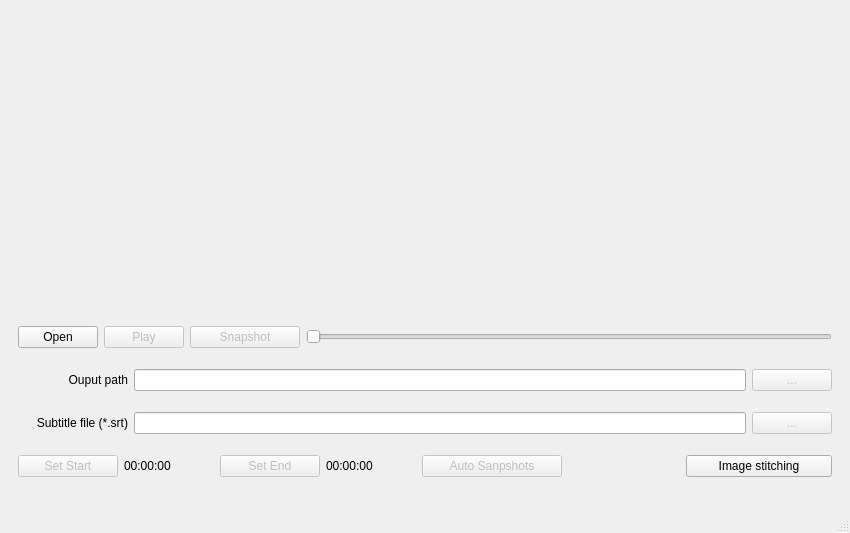
Qt form src/windows/video_player_window.ui (shootsoft/PlutoVideoSnapshoter) before a commit.
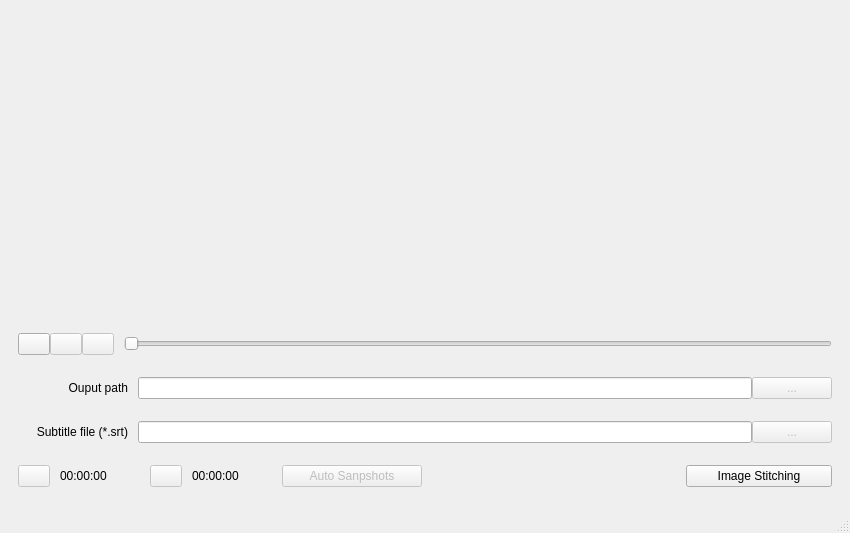
The same form after that commit.

```diff
--- a/src/windows/video_player_window.ui
+++ b/src/windows/video_player_window.ui
@@ -15,6 +15,15 @@
   </property>
   <widget class="QWidget" name="centralwidget">
    <layout class="QVBoxLayout" name="verticalLayout_2">
+    <property name="spacing">
+     <number>0</number>
+    </property>
+    <property name="topMargin">
+     <number>0</number>
+    </property>
+    <property name="bottomMargin">
+     <number>0</number>
+    </property>
     <item>
      <widget class="QWidget" name="videoBackgroundWidget" native="true">
       <property name="minimumSize">
@@ -40,18 +49,36 @@
        </size>
       </property>
       <layout class="QVBoxLayout" name="verticalLayout">
+       <property name="spacing">
+        <number>0</number>
+       </property>
+       <property name="topMargin">
+        <number>0</number>
+       </property>
+       <property name="bottomMargin">
+        <number>0</number>
+       </property>
        <item>
         <layout class="QHBoxLayout" name="horizontalLayout">
+         <property name="spacing">
+          <number>0</number>
+         </property>
          <item>
           <widget class="QPushButton" name="openButton">
            <property name="minimumSize">
             <size>
-             <width>80</width>
+             <width>32</width>
              <height>0</height>
             </size>
            </property>
+           <property name="maximumSize">
+            <size>
+             <width>32</width>
+             <height>16777215</height>
+            </size>
+           </property>
            <property name="text">
-            <string>Open</string>
+            <string extracomment="Open"/>
            </property>
           </widget>
          </item>
@@ -62,18 +89,18 @@
            </property>
            <property name="minimumSize">
             <size>
-             <width>80</width>
+             <width>32</width>
              <height>0</height>
             </size>
            </property>
            <property name="maximumSize">
             <size>
-             <width>100</width>
+             <width>32</width>
              <height>16777215</height>
             </size>
            </property>
            <property name="text">
-            <string>Play</string>
+            <string extracomment="Play"/>
            </property>
           </widget>
          </item>
@@ -84,15 +111,37 @@
            </property>
            <property name="minimumSize">
             <size>
-             <width>110</width>
+             <width>32</width>
              <height>0</height>
             </size>
            </property>
+           <property name="maximumSize">
+            <size>
+             <width>32</width>
+             <height>16777215</height>
+            </size>
+           </property>
            <property name="text">
-            <string>Snapshot</string>
+            <string extracomment="Snapshot"/>
            </property>
           </widget>
          </item>
+         <item>
+          <spacer name="horizontalSpacer_2">
+           <property name="orientation">
+            <enum>Qt::Horizontal</enum>
+           </property>
+           <property name="sizeType">
+            <enum>QSizePolicy::Fixed</enum>
+           </property>
+           <property name="sizeHint" stdset="0">
+            <size>
+             <width>10</width>
+             <height>20</height>
+            </size>
+           </property>
+          </spacer>
+         </item>
          <item>
           <widget class="QSlider" name="mediaPositionSlider">
            <property name="orientation">
@@ -104,6 +153,9 @@
        </item>
        <item>
         <layout class="QHBoxLayout" name="horizontalLayout_2">
+         <property name="spacing">
+          <number>0</number>
+         </property>
          <item>
           <widget class="QLabel" name="label_3">
            <property name="minimumSize">
@@ -120,6 +172,22 @@
            </property>
           </widget>
          </item>
+         <item>
+          <spacer name="horizontalSpacer_3">
+           <property name="orientation">
+            <enum>Qt::Horizontal</enum>
+           </property>
+           <property name="sizeType">
+            <enum>QSizePolicy::Fixed</enum>
+           </property>
+           <property name="sizeHint" stdset="0">
+            <size>
+             <width>10</width>
+             <height>20</height>
+            </size>
+           </property>
+          </spacer>
+         </item>
          <item>
           <widget class="QLineEdit" name="outputLineEdit">
            <property name="enabled">
@@ -144,6 +212,9 @@
        </item>
        <item>
         <layout class="QHBoxLayout" name="horizontalLayout_3">
+         <property name="spacing">
+          <number>0</number>
+         </property>
          <item>
           <widget class="QLabel" name="label_4">
            <property name="minimumSize">
@@ -160,6 +231,22 @@
            </property>
           </widget>
          </item>
+         <item>
+          <spacer name="horizontalSpacer_4">
+           <property name="orientation">
+            <enum>Qt::Horizontal</enum>
+           </property>
+           <property name="sizeType">
+            <enum>QSizePolicy::Fixed</enum>
+           </property>
+           <property name="sizeHint" stdset="0">
+            <size>
+             <width>10</width>
+             <height>20</height>
+            </size>
+           </property>
+          </spacer>
+         </item>
          <item>
           <widget class="QLineEdit" name="subtitleLineEdit">
            <property name="enabled">
@@ -184,6 +271,9 @@
        </item>
        <item>
         <layout class="QHBoxLayout" name="horizontalLayout_4">
+         <property name="spacing">
+          <number>0</number>
+         </property>
          <property name="leftMargin">
           <number>0</number>
          </property>
@@ -200,15 +290,37 @@
            </property>
            <property name="minimumSize">
             <size>
-             <width>100</width>
+             <width>32</width>
              <height>0</height>
             </size>
            </property>
+           <property name="maximumSize">
+            <size>
+             <width>32</width>
+             <height>16777215</height>
+            </size>
+           </property>
            <property name="text">
-            <string>Set Start</string>
+            <string extracomment="Set Start"/>
            </property>
           </widget>
          </item>
+         <item>
+          <spacer name="horizontalSpacer_5">
+           <property name="orientation">
+            <enum>Qt::Horizontal</enum>
+           </property>
+           <property name="sizeType">
+            <enum>QSizePolicy::Fixed</enum>
+           </property>
+           <property name="sizeHint" stdset="0">
+            <size>
+             <width>10</width>
+             <height>20</height>
+            </size>
+           </property>
+          </spacer>
+         </item>
          <item>
           <widget class="QLabel" name="startLabel">
            <property name="minimumSize">
@@ -235,15 +347,37 @@
            </property>
            <property name="minimumSize">
             <size>
-             <width>100</width>
+             <width>32</width>
              <height>0</height>
             </size>
            </property>
+           <property name="maximumSize">
+            <size>
+             <width>32</width>
+             <height>16777215</height>
+            </size>
+           </property>
            <property name="text">
-            <string>Set End</string>
+            <string extracomment="Set End"/>
            </property>
           </widget>
          </item>
+         <item>
+          <spacer name="horizontalSpacer_6">
+           <property name="orientation">
+            <enum>Qt::Horizontal</enum>
+           </property>
+           <property name="sizeType">
+            <enum>QSizePolicy::Fixed</enum>
+           </property>
+           <property name="sizeHint" stdset="0">
+            <size>
+             <width>10</width>
+             <height>20</height>
+            </size>
+           </property>
+          </spacer>
+         </item>
          <item>
           <widget class="QLabel" name="endLabel">
            <property name="minimumSize">
@@ -301,7 +435,10 @@
             </size>
            </property>
            <property name="text">
-            <string>Image stitching</string>
+            <string>Image Stitching</string>
+           </property>
+           <property name="flat">
+            <bool>false</bool>
            </property>
           </widget>
          </item>
```
